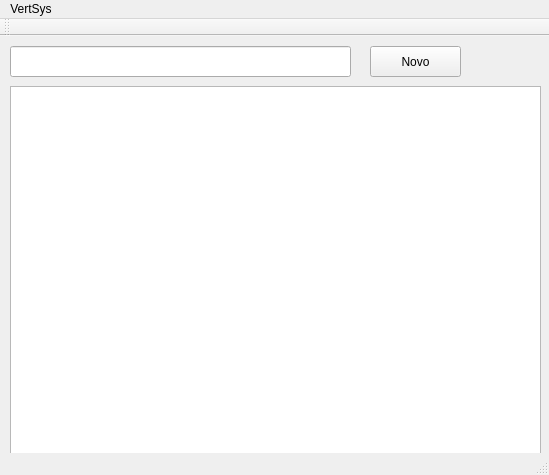
This is src/mainwindow.ui in enriquefynn/VertSys as Qt 5 draws it before an edit. The edited form follows.
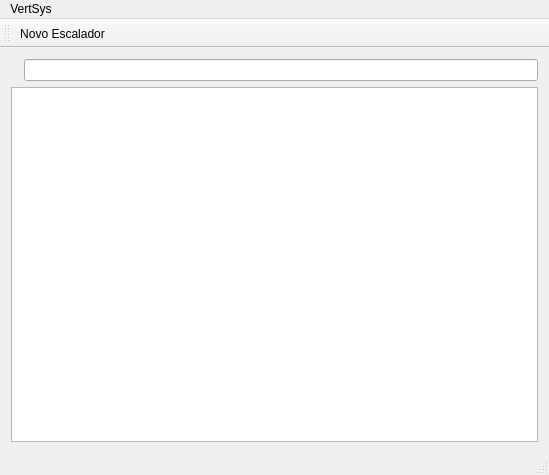
This is the edited form. Icons and pictures are not drawn.

Patch:
```diff
--- a/src/mainwindow.ui
+++ b/src/mainwindow.ui
@@ -14,39 +14,37 @@
    <string>MainWindow</string>
   </property>
   <widget class="QWidget" name="centralWidget">
-   <widget class="QTableView" name="tableView_listUsers">
-    <property name="geometry">
-     <rect>
-      <x>10</x>
-      <y>50</y>
-      <width>531</width>
-      <height>381</height>
-     </rect>
-    </property>
-   </widget>
-   <widget class="QPushButton" name="pushButton_newRegister">
-    <property name="geometry">
-     <rect>
-      <x>370</x>
-      <y>10</y>
-      <width>91</width>
-      <height>31</height>
-     </rect>
-    </property>
-    <property name="text">
-     <string>Novo</string>
-    </property>
-   </widget>
-   <widget class="QLineEdit" name="lineEdit_search">
-    <property name="geometry">
-     <rect>
-      <x>10</x>
-      <y>10</y>
-      <width>341</width>
-      <height>31</height>
-     </rect>
-    </property>
-   </widget>
+   <layout class="QVBoxLayout" name="verticalLayout">
+    <item>
+     <layout class="QHBoxLayout" name="horizontalLayout">
+      <item>
+       <widget class="QLabel" name="label">
+        <property name="maximumSize">
+         <size>
+          <width>21</width>
+          <height>21</height>
+         </size>
+        </property>
+        <property name="text">
+         <string/>
+        </property>
+        <property name="pixmap">
+         <pixmap resource="icons.qrc">:/general/icons/Search-icon.png</pixmap>
+        </property>
+        <property name="scaledContents">
+         <bool>true</bool>
+        </property>
+       </widget>
+      </item>
+      <item>
+       <widget class="QLineEdit" name="lineEdit_search"/>
+      </item>
+     </layout>
+    </item>
+    <item>
+     <widget class="QTableView" name="tableView_listUsers"/>
+    </item>
+   </layout>
   </widget>
   <widget class="QMenuBar" name="menuBar">
    <property name="geometry">
@@ -65,14 +63,30 @@
    <addaction name="menuVertSys"/>
   </widget>
   <widget class="QToolBar" name="mainToolBar">
+   <property name="iconSize">
+    <size>
+     <width>48</width>
+     <height>48</height>
+    </size>
+   </property>
    <attribute name="toolBarArea">
     <enum>TopToolBarArea</enum>
    </attribute>
    <attribute name="toolBarBreak">
     <bool>false</bool>
    </attribute>
+   <addaction name="actionNew_Climber"/>
   </widget>
   <widget class="QStatusBar" name="statusBar"/>
+  <action name="actionNew_Climber">
+   <property name="icon">
+    <iconset resource="icons.qrc">
+     <normaloff>:/general/icons/New-climber.png</normaloff>:/general/icons/New-climber.png</iconset>
+   </property>
+   <property name="text">
+    <string>Novo Escalador</string>
+   </property>
+  </action>
  </widget>
  <layoutdefault spacing="6" margin="11"/>
  <resources/>
```
Left out of the diff: 7 changed lines with no effect on the pictures.
